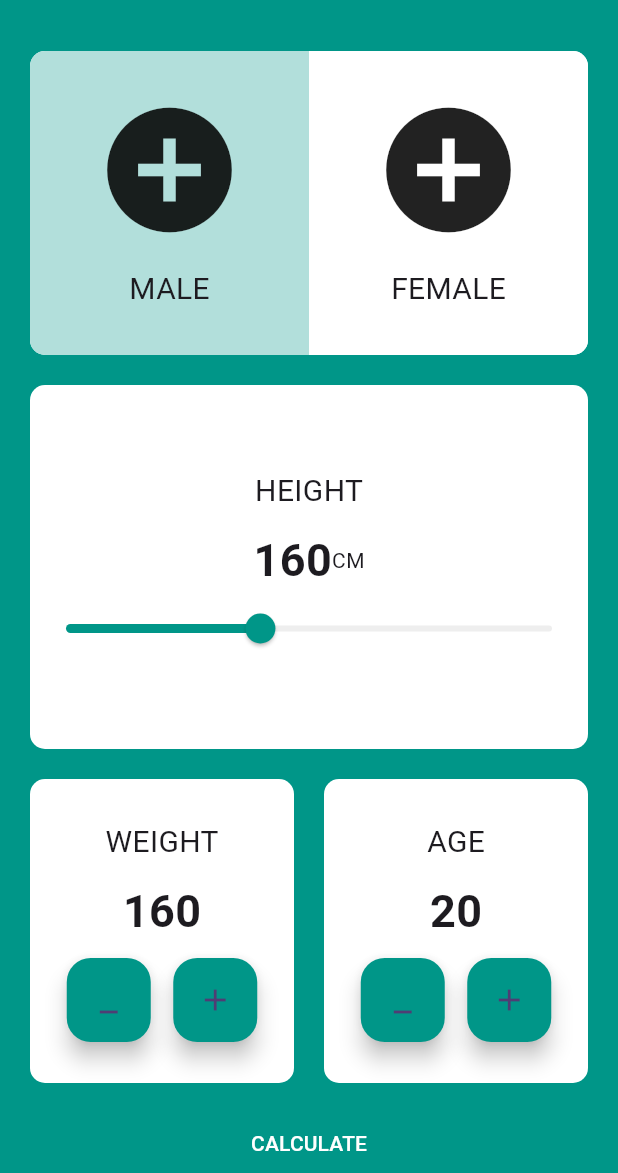
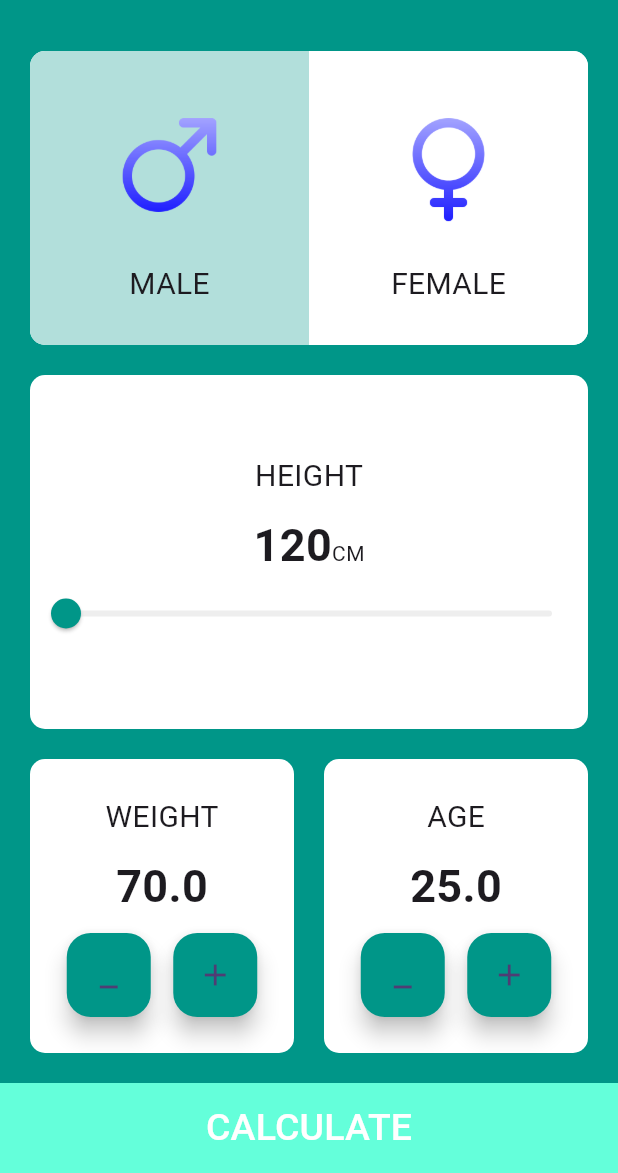
Before and after one commit to Mahnna153/BMI_Calc, a Flutter app: the screen it shows after launch, on a phone screen of 412 x 824 dp, the part 63-1236 px from its top. Run offline on Flutter 3.47's test engine with Material 3 defaults, Android fonts, the phone set to English and light mode, and no system bars.

Commit message:
BMI second Commit

```diff
--- a/lib/main.dart
+++ b/lib/main.dart
@@ -1,3 +1,7 @@
+
+import 'dart:math';
+
+import 'package:bmi_cal/bmi_res.dart';
 import 'package:flutter/material.dart';
 
 void main() {
@@ -11,7 +15,7 @@ class MyApp extends StatelessWidget {
   @override
   Widget build(BuildContext context) {
     return MaterialApp(
-      title: 'Flutter Demo',
+      title: 'BMI',
       debugShowCheckedModeBanner: false,
       theme: ThemeData(
         colorScheme: ColorScheme.fromSeed(seedColor: Colors.deepPurple),
@@ -22,8 +26,20 @@ class MyApp extends StatelessWidget {
   }
 }
 
-class HomeScreen extends StatelessWidget
+class HomeScreen extends StatefulWidget
 {
+  @override
+  State<HomeScreen> createState() => _HomeScreenState();
+}
+
+class _HomeScreenState extends State<HomeScreen> {
+
+  bool isMale = true;
+  double height = 120;
+
+  double weight = 70;
+  double age = 25;
+
   @override
   Widget build(BuildContext context) {
     return Scaffold(
@@ -51,15 +67,18 @@ class HomeScreen extends StatelessWidget
                 child: Row(
                   children: [
                     Expanded(
+                      child: GestureDetector(
+                        onTap: (){
+                          setState(() {
+                            isMale = true;
+                          });
+                        },
                         child: Container(
-                        color: Colors.teal[100],
-                        child: Column(
+                          color: isMale ? Colors.teal[100] : Colors.white ,
+                          child: const Column(
                             mainAxisAlignment: MainAxisAlignment.center,
                             children: [
-                            Icon(
-                              Icons.add_circle,
-                              size: 100.0,
-                            ),
+                              Image(image: AssetImage('images/male.png'),height: 100,width: 100,),
                               SizedBox(
                                 height: 15.0,
                               ),
@@ -73,16 +92,20 @@ class HomeScreen extends StatelessWidget
                           ),
                         ),
                       ),
+                    ),
                     Expanded(
+                      child: GestureDetector(
+                        onTap: (){
+                          setState(() {
+                            isMale = false;
+                          });
+                        },
                         child: Container(
-                        color: Colors.white,
-                        child: Column(
+                          color: isMale ?Colors.white: Colors.teal[100],
+                          child: const Column(
                             mainAxisAlignment: MainAxisAlignment.center,
                             children: [
-                            Icon(
-                              Icons.add_circle,
-                              size: 100.0,
-                            ),
+                          Image(image: AssetImage('images/female.png'),height: 100,width: 100,),
                               SizedBox(
                                 height: 15.0,
                               ),
@@ -93,6 +116,7 @@ class HomeScreen extends StatelessWidget
                                 ),
                               ),
                             ],
+                          ),
                         ),
                       ),
                     ),
@@ -126,12 +150,13 @@ class HomeScreen extends StatelessWidget
                     const SizedBox(
                       height: 10.0,
                     ),
-                    const Row(
+                    Row(
                       mainAxisAlignment: MainAxisAlignment.center,
-                      crossAxisAlignment: CrossAxisAlignment.center,
+                      textBaseline: TextBaseline.alphabetic,
+                      crossAxisAlignment: CrossAxisAlignment.baseline,
                       children: [
                         Text(
-                          '160',
+                          '${height.round()}',
                           style: TextStyle(
                               fontSize: 30.0, fontWeight: FontWeight.w700),
                         ),
@@ -139,12 +164,15 @@ class HomeScreen extends StatelessWidget
                       ],
                     ),
                     Slider(
-                      value: 160.0,
+                      value:height,
                       min: 120.0,
                       max: 220.0,
                       activeColor: Colors.teal,
                       inactiveColor: Colors.grey[200],
                       onChanged: (value) {
+                        setState(() {
+                          height=value;
+                        });
                         print(value.round());
                       },
                     ),
@@ -170,40 +198,50 @@ class HomeScreen extends StatelessWidget
                         child: Column(
                           mainAxisAlignment: MainAxisAlignment.center,
                           children: [
-                            Text(
+                            const Text(
                               'WEIGHT',
                               style: TextStyle(
                                 fontSize: 20.0,
                               ),
                             ),
-                            SizedBox(
+                            const SizedBox(
                               height: 10.0,
                             ),
                              Text(
-                              '160',
+                              '${weight}',
                               style: TextStyle(
                                   fontSize: 30.0, fontWeight: FontWeight.w700),
                             ),
-                            SizedBox(
+                            const SizedBox(
                               height: 10.0,
                             ),
                             Row(
                               mainAxisAlignment: MainAxisAlignment.center,
                               children: [
                                 FloatingActionButton(
-                                  onPressed: (){},
+                                  heroTag: 'weight-',
+                                  onPressed: (){
+                                    setState(() {
+                                      weight--;
+                                    });
+                                  },
                                   backgroundColor: Colors.teal,
-                                  child: Icon(
+                                  child: const Icon(
                                     Icons.minimize,
                                   ),
                                 ),
-                                SizedBox(
+                                const SizedBox(
                                   width: 15.0,
                                 ),
                                 FloatingActionButton(
-                                  onPressed: (){},
+                                  heroTag: 'weight+',
+                                  onPressed: (){
+                                    setState(() {
+                                      weight++;
+                                    });
+                                  },
                                   backgroundColor: Colors.teal,
-                                  child: Icon(
+                                  child: const Icon(
                                     Icons.add,
                                   ),
                                 ),
@@ -213,7 +251,7 @@ class HomeScreen extends StatelessWidget
                         ),
                       ),
                     ),
-                    SizedBox(
+                    const SizedBox(
                       width: 20.0,
                     ),
                     Expanded(
@@ -227,40 +265,50 @@ class HomeScreen extends StatelessWidget
                         child: Column(
                           mainAxisAlignment: MainAxisAlignment.center,
                           children: [
-                            Text(
+                            const Text(
                               'AGE',
                               style: TextStyle(
                                 fontSize: 20.0,
                               ),
                             ),
-                            SizedBox(
+                            const SizedBox(
                               height: 10.0,
                             ),
                              Text(
-                              '20',
+                              '${age}',
                               style: TextStyle(
                                   fontSize: 30.0, fontWeight: FontWeight.w700),
                             ),
-                            SizedBox(
+                            const SizedBox(
                               height: 10.0,
                             ),
                             Row(
                               mainAxisAlignment: MainAxisAlignment.center,
                               children: [
                                 FloatingActionButton(
-                                  onPressed: (){},
+                                  heroTag: 'age-',
+                                  onPressed: (){
+                                    setState(() {
+                                      age--;
+                                    });
+                                  },
                                   backgroundColor: Colors.teal,
-                                  child: Icon(
+                                  child: const Icon(
                                     Icons.minimize,
                                   ),
                                 ),
-                                SizedBox(
+                                const SizedBox(
                                   width: 15.0,
                                 ),
                                 FloatingActionButton(
-                                  onPressed: (){},
+                                  heroTag: 'age+',
+                                  onPressed: (){
+                                    setState(() {
+                                      age++;
+                                    });
+                                  },
                                   backgroundColor: Colors.teal,
-                                  child: Icon(
+                                  child: const Icon(
                                     Icons.add,
                                   ),
                                 ),
@@ -277,13 +325,20 @@ class HomeScreen extends StatelessWidget
           ),
           Container(
             width: double.infinity,
-            height: 40.0,
+            color: Colors.tealAccent,
+            height: 60.0,
             child: MaterialButton(
-              onPressed: () {},
+              onPressed: () {
+                var result = weight / pow(height/100, 2) ;
+                Navigator.push(context, MaterialPageRoute(builder: (Context) => BMI_Res(
+gender: isMale ? 'Male' : 'Female',age: age, res: result,
+                )));
+              },
               child: const Text(
                 'CALCULATE',
                 style: TextStyle(
                   color: Colors.white,
+                  fontSize: 25,
                 ),
               ),
             ),
--- a/pubspec.yaml
+++ b/pubspec.yaml
@@ -58,6 +58,10 @@ flutter:
   # the material Icons class.
   uses-material-design: true
 
+  assets:
+    - images/
+
+
   # To add assets to your application, add an assets section, like this:
   # assets:
   #   - images/a_dot_burr.jpeg
```
Also changed, not shown: lib/bmi_res.dart (added, +42 -0 lines), images/female.png (added), images/male.png (added). Lines whose indentation alone changed are shown as unchanged.
